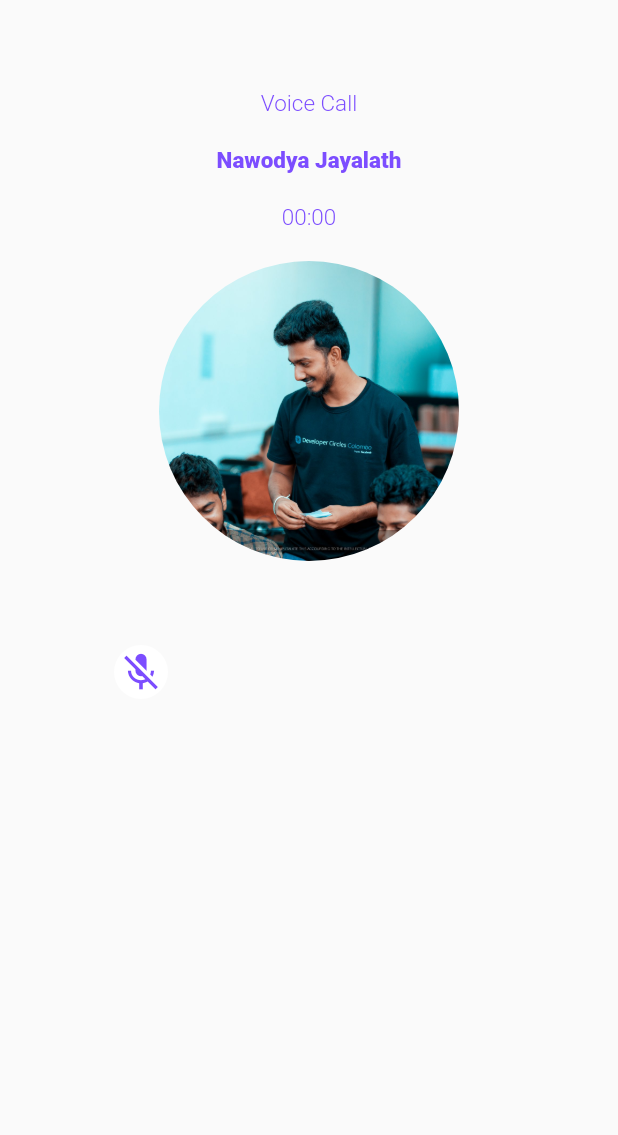
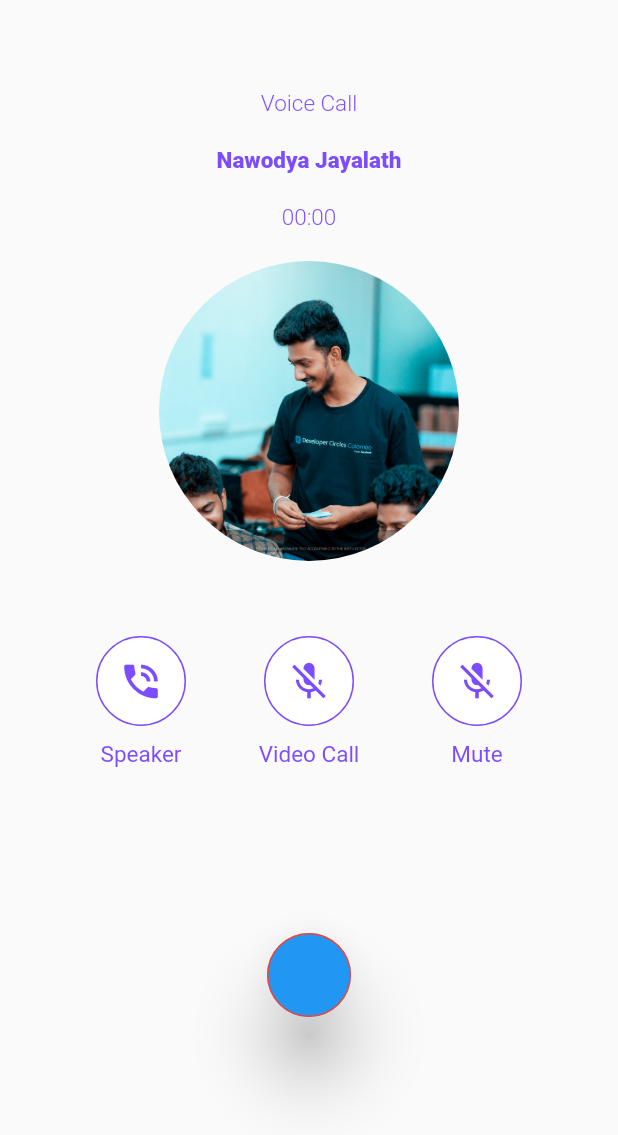
Before and after one commit to Nawodyahckr/call_app_interface, a Flutter app: the screen it shows after launch, on a phone screen of 412 x 824 dp. Shown: the top 1135 px of the screen. Run offline on Flutter 3.47's test engine with Material 2 defaults, Android fonts, the phone set to English and light mode, and no system bars.

Commit message:
Separated functional buttons in to another file

```diff
--- a/lib/call_page.dart
+++ b/lib/call_page.dart
@@ -1,4 +1,6 @@
+import 'package:call_app/functional_buttons.dart';
 import 'package:flutter/material.dart';
+
 
 class VoiceCallPage extends StatefulWidget {
   @override
@@ -77,21 +79,16 @@ class _VoiceCallPageState extends State<VoiceCallPage> {
                     mainAxisAlignment: MainAxisAlignment.spaceBetween,
                     crossAxisAlignment: CrossAxisAlignment.center,
                     children: <Widget>[
-                      Column(
-                        mainAxisAlignment: MainAxisAlignment.start,
-                        crossAxisAlignment: CrossAxisAlignment.center,
-                        mainAxisSize: MainAxisSize.min,
-                        children: <Widget>[
-                          RawMaterialButton(
-                            onPressed: null,
-                            splashColor: Colors.deepPurpleAccent,
-                            fillColor: Colors.white,
-                            elevation: 20.0,
-                            shape: CircleBorder(),
-                            child: Icon(Icons.mic_off,size: 30, color: Colors.deepPurpleAccent,),
-                        )],
-                      )
-                    ])
+                      FunctionalButton(title: 'Speaker',icon: Icons.phone_in_talk,onPressed: null,),
+                      FunctionalButton(title: 'Video Call',icon: Icons.mic_off,onPressed: null,),
+                      FunctionalButton(title: 'Mute',icon: Icons.mic_off,onPressed: null,)
+                    ]),
+                    SizedBox(height: 100,),
+                    FloatingActionButton(
+                      onPressed: null,
+                      elevation: 20,
+                      shape: CircleBorder(side:BorderSide(color: Colors.red)),
+                    )
               ]),
         ),
       ),
--- /dev/null
+++ b/lib/functional_buttons.dart
@@ -0,0 +1,50 @@
+import 'package:flutter/material.dart';
+
+class FunctionalButton extends StatefulWidget {
+  final title;
+  final icon;
+  final Function() onPressed;
+
+  const FunctionalButton({Key key, this.title, this.icon, this.onPressed})
+      : super(key: key);
+
+  @override
+  State<StatefulWidget> createState() {
+    return _FunctionalButtonState();
+  }
+}
+
+class _FunctionalButtonState extends State<FunctionalButton> {
+  @override
+  Widget build(BuildContext context) {
+    return Column(
+      mainAxisAlignment: MainAxisAlignment.start,
+      crossAxisAlignment: CrossAxisAlignment.center,
+      mainAxisSize: MainAxisSize.min,
+      children: <Widget>[
+        RawMaterialButton(
+          onPressed: widget.onPressed,
+          splashColor: Colors.deepPurpleAccent,
+          fillColor: Colors.white,
+          elevation: 15.0,
+          shape: CircleBorder(side: BorderSide(color: Colors.deepPurpleAccent)),
+          child: Padding(
+            padding: const EdgeInsets.all(15.0),
+            child: Icon(
+              widget.icon,
+              size: 30,
+              color: Colors.deepPurpleAccent,
+            ),
+          ),
+        ),
+        Container(
+          margin: EdgeInsets.symmetric(vertical: 10, horizontal: 2.0),
+          child: Text(
+            widget.title,
+            style: TextStyle(fontSize: 15, color: Colors.deepPurpleAccent),
+          ),
+        )
+      ],
+    );
+  }
+}
```
